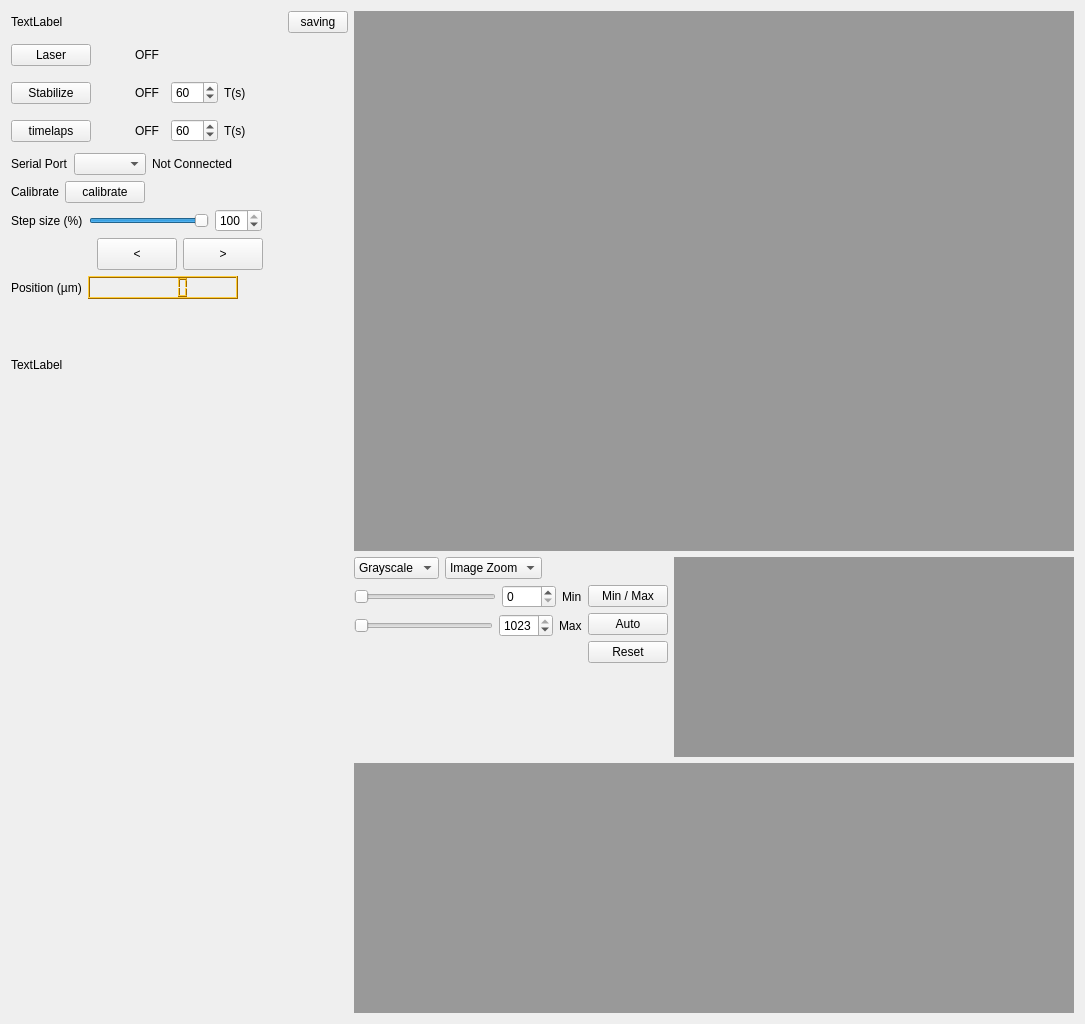
Old version of the form remote_focus_stabilisation/ui_RFS.ui in the repository thibault-brugiere/OPM_GUI.
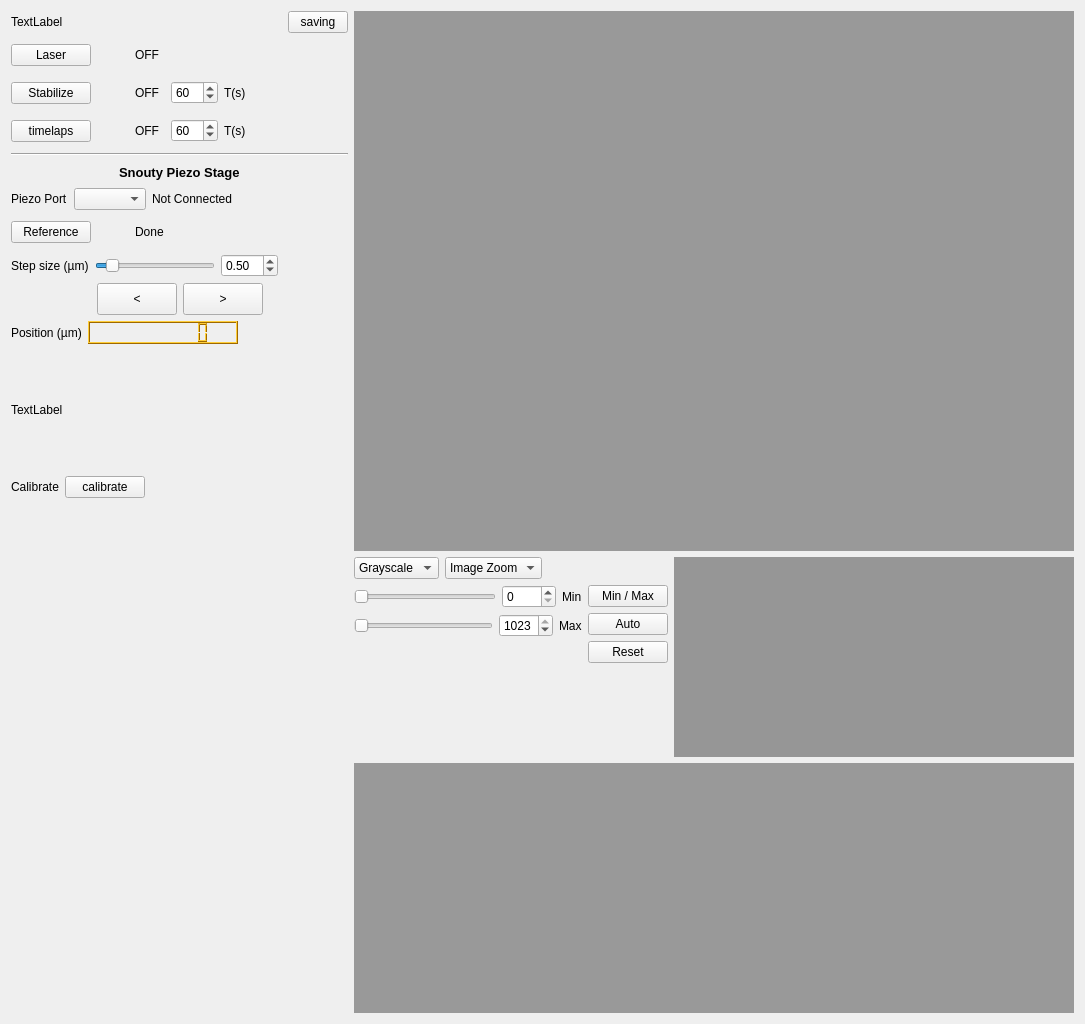
New version of the form.

Commit message: HARDWARE / RFS : Amélioration du contrôle du piezo

What changed in the file:
```diff
--- a/remote_focus_stabilisation/ui_RFS.ui
+++ b/remote_focus_stabilisation/ui_RFS.ui
@@ -13,7 +13,7 @@
   <property name="windowTitle">
    <string>Form</string>
   </property>
-  <layout class="QHBoxLayout" name="horizontalLayout_15">
+  <layout class="QHBoxLayout" name="horizontalLayout_17">
    <item>
     <layout class="QVBoxLayout" name="verticalLayout_5">
      <item>
@@ -263,12 +263,63 @@
        </item>
       </layout>
      </item>
+     <item>
+      <widget class="Line" name="line">
+       <property name="orientation">
+        <enum>Qt::Horizontal</enum>
+       </property>
+      </widget>
+     </item>
+     <item>
+      <layout class="QHBoxLayout" name="horizontalLayout_16">
+       <item>
+        <spacer name="horizontalSpacer_12">
+         <property name="orientation">
+          <enum>Qt::Horizontal</enum>
+         </property>
+         <property name="sizeHint" stdset="0">
+          <size>
+           <width>40</width>
+           <height>20</height>
+          </size>
+         </property>
+        </spacer>
+       </item>
+       <item>
+        <widget class="QLabel" name="label_Piezo">
+         <property name="font">
+          <font>
+           <pointsize>10</pointsize>
+           <weight>75</weight>
+           <bold>true</bold>
+          </font>
+         </property>
+         <property name="text">
+          <string>Snouty Piezo Stage</string>
+         </property>
+        </widget>
+       </item>
+       <item>
+        <spacer name="horizontalSpacer_13">
+         <property name="orientation">
+          <enum>Qt::Horizontal</enum>
+         </property>
+         <property name="sizeHint" stdset="0">
+          <size>
+           <width>40</width>
+           <height>20</height>
+          </size>
+         </property>
+        </spacer>
+       </item>
+      </layout>
+     </item>
      <item>
       <layout class="QHBoxLayout" name="horizontalLayout_8">
        <item>
         <widget class="QLabel" name="label_serial_port">
          <property name="text">
-          <string>Serial Port</string>
+          <string>Piezo Port</string>
          </property>
         </widget>
        </item>
@@ -311,26 +362,51 @@
       </layout>
      </item>
      <item>
-      <layout class="QHBoxLayout" name="horizontalLayout_12">
+      <layout class="QHBoxLayout" name="horizontalLayout_15">
        <item>
-        <widget class="QLabel" name="label_calibrate">
+        <widget class="QPushButton" name="pb_piezo_reference">
          <property name="text">
-          <string>Calibrate</string>
-         </property>
-        </widget>
-       </item>
-       <item>
-        <widget class="QPushButton" name="pb_calibrate">
-         <property name="text">
-          <string>calibrate</string>
+          <string>Reference</string>
          </property>
          <property name="checkable">
-          <bool>true</bool>
+          <bool>false</bool>
          </property>
         </widget>
        </item>
        <item>
-        <spacer name="horizontalSpacer_9">
+        <widget class="QLabel" name="label_piezo_referenced_icon">
+         <property name="minimumSize">
+          <size>
+           <width>32</width>
+           <height>32</height>
+          </size>
+         </property>
+         <property name="maximumSize">
+          <size>
+           <width>32</width>
+           <height>32</height>
+          </size>
+         </property>
+         <property name="text">
+          <string/>
+         </property>
+        </widget>
+       </item>
+       <item>
+        <widget class="QLabel" name="label_piezo_referenced">
+         <property name="minimumSize">
+          <size>
+           <width>30</width>
+           <height>0</height>
+          </size>
+         </property>
+         <property name="text">
+          <string>Done</string>
+         </property>
+        </widget>
+       </item>
+       <item>
+        <spacer name="horizontalSpacer_11">
          <property name="orientation">
           <enum>Qt::Horizontal</enum>
          </property>
@@ -349,7 +425,7 @@
        <item>
         <widget class="QLabel" name="label_step_size">
          <property name="text">
-          <string>Step size (%)</string>
+          <string>Step size (µm)</string>
          </property>
         </widget>
        </item>
@@ -368,7 +444,7 @@
           <number>1</number>
          </property>
          <property name="maximum">
-          <number>100</number>
+          <number>1000</number>
          </property>
          <property name="value">
           <number>100</number>
@@ -379,18 +455,18 @@
         </widget>
        </item>
        <item>
-        <widget class="QSpinBox" name="sb_step_size">
-         <property name="toolTip">
-          <string>&lt;html&gt;&lt;head/&gt;&lt;body&gt;&lt;p&gt;Set the step size for piezo movement as a percentage of the total range.&lt;/p&gt;&lt;p&gt;Adjust between 21% and 100% to control the increment of each movement command&lt;/p&gt;&lt;/body&gt;&lt;/html&gt;</string>
-         </property>
+        <widget class="QDoubleSpinBox" name="sb_step_size">
          <property name="minimum">
-          <number>1</number>
+          <double>0.010000000000000</double>
          </property>
          <property name="maximum">
-          <number>100</number>
+          <double>10.000000000000000</double>
+         </property>
+         <property name="singleStep">
+          <double>0.100000000000000</double>
          </property>
          <property name="value">
-          <number>100</number>
+          <double>0.500000000000000</double>
          </property>
         </widget>
        </item>
@@ -693,6 +769,9 @@
            </disabled>
           </palette>
          </property>
+         <property name="digitCount">
+          <number>9</number>
+         </property>
         </widget>
        </item>
        <item>
@@ -723,6 +802,40 @@
        </property>
       </widget>
      </item>
+     <item>
+      <layout class="QHBoxLayout" name="horizontalLayout_12">
+       <item>
+        <widget class="QLabel" name="label_calibrate">
+         <property name="text">
+          <string>Calibrate</string>
+         </property>
+        </widget>
+       </item>
+       <item>
+        <widget class="QPushButton" name="pb_calibrate">
+         <property name="text">
+          <string>calibrate</string>
+         </property>
+         <property name="checkable">
+          <bool>true</bool>
+         </property>
+        </widget>
+       </item>
+       <item>
+        <spacer name="horizontalSpacer_9">
+         <property name="orientation">
+          <enum>Qt::Horizontal</enum>
+         </property>
+         <property name="sizeHint" stdset="0">
+          <size>
+           <width>40</width>
+           <height>20</height>
+          </size>
+         </property>
+        </spacer>
+       </item>
+      </layout>
+     </item>
      <item>
       <spacer name="verticalSpacer_3">
        <property name="orientation">
```
Left out of the diff: 32 changed lines with no effect on the pictures. The commit also changes 5 other files.
